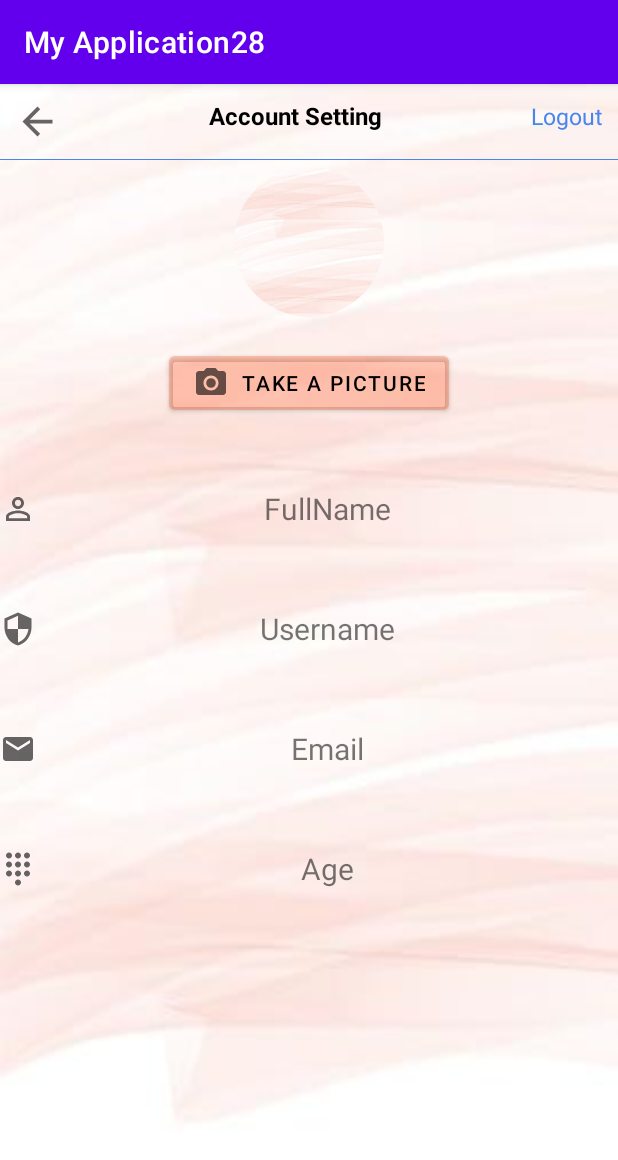
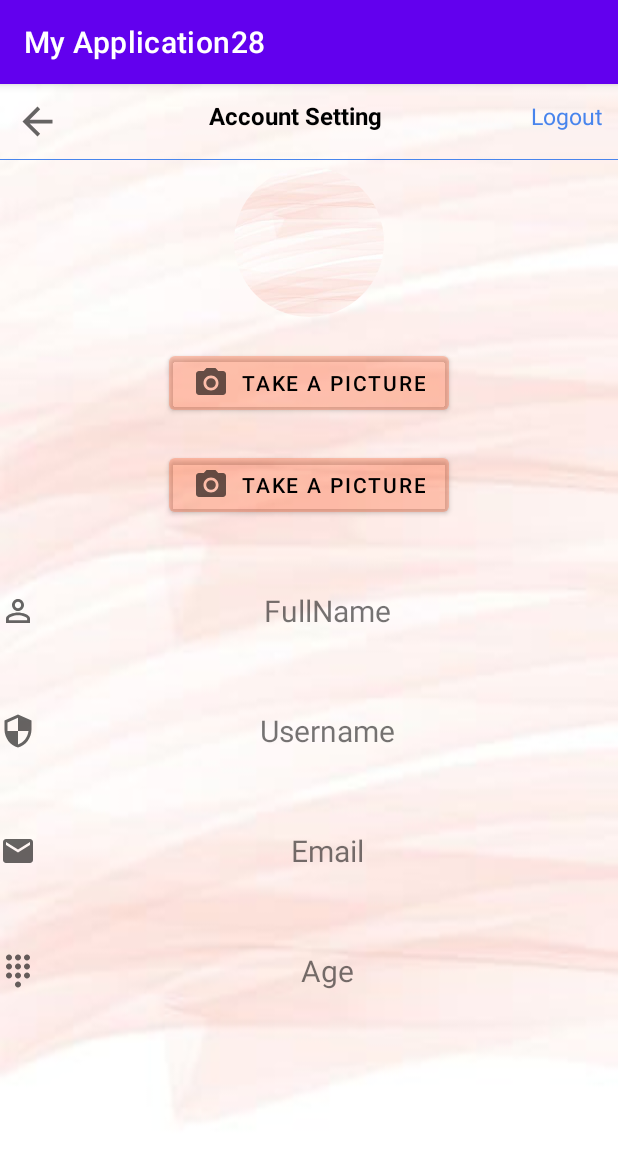
Before and after one commit to rustomamal06/My_Application28, an Android app: the DetailsActivity screen opened directly, with no data from a screen before it, on a phone screen of 412 x 824 dp. Shown: the top 1160 px of the screen. Run offline under Robolectric (Android 15) with nearby library versions, the phone set to English and light mode, and no system bars; our stand-ins replace Firebase (no records; nobody signed in at launch, a user with empty details on screens opened directly); plain views replace CircularImageView; Roboto replaces fonts that are not available here.

Commit message:
add image

```diff
--- a/app/src/main/java/com/example/myapplication28/DetailsActivity.java
+++ b/app/src/main/java/com/example/myapplication28/DetailsActivity.java
@@ -11,6 +11,7 @@ import android.net.Uri;
 import android.os.Bundle;
 import android.provider.MediaStore;
 import android.util.Base64;
+import android.util.Log;
 import android.view.View;
 import android.widget.Button;
 import android.widget.ImageView;
@@ -24,10 +25,13 @@ import com.google.firebase.database.DatabaseReference;
 import com.google.firebase.database.FirebaseDatabase;
 import com.google.firebase.database.ValueEventListener;
 
+import java.io.ByteArrayInputStream;
 import java.io.ByteArrayOutputStream;
 import java.io.FileNotFoundException;
+import java.io.InputStream;
+import java.util.HashMap;
 
-public class DetailsActivity extends AppCompatActivity {
+public class DetailsActivity extends AppCompatActivity implements View.OnClickListener {
 private TextView fullname;
     private TextView email;
     private TextView age;
@@ -37,12 +41,13 @@ private TextView fullname;
 private FirebaseDatabase database=FirebaseDatabase.getInstance("https://amal-s-project-default-rtdb.europe-west1.firebasedatabase.app/");
    private FirebaseAuth mAuth =FirebaseAuth.getInstance();
    private FirebaseUser user= mAuth.getCurrentUser();
+    private DatabaseReference myRef = database.getReference("profiles/"+user.getUid());
     private static final int CAMERA_REQUEST = 0;
     private static final int GALLERY_REQUEST = 1;
     //attributes
     private Button buttonCamera, buttonGallery;
     private ImageView imageViewProfile;
-private     DatabaseReference myRef = database.getReference("user/" + user.getUid());
+
 
     //for picture of camera
     private Bitmap picture;
@@ -51,14 +56,29 @@ private     DatabaseReference myRef = database.getReference("user/" + user.getUi
     protected void onCreate(Bundle savedInstanceState) {
         super.onCreate(savedInstanceState);
         setContentView(R.layout.activity_details);
-        fullname=findViewById(R.id.fullname);
+        fullname=findViewById(R.id.fullname1);
+        email=findViewById(R.id.email);
+        username=findViewById(R.id.username);
+       age=findViewById(R.id.age);
+    //gets reference for the design components
+    buttonCamera=findViewById(R.id.buttonCamera);
+    buttonCamera.setOnClickListener(this);
+
+    buttonGallery=findViewById(R.id.buttonGallery);
+    buttonGallery.setOnClickListener(this);
+
+    imageViewProfile=findViewById(R.id.imageViewProfile);
     myRef.addValueEventListener(new ValueEventListener() {
         @Override
         public void onDataChange(@NonNull DataSnapshot snapshot) {
             for (DataSnapshot dataSnapshot : snapshot.getChildren()) {
                 User u = dataSnapshot.getValue(User.class);
+                Log.i("Profile111","user"+u+"Id"+user.getUid()+"u"+u.getFullname()+u.getUsername()+ u.getUsername()+ u.getAge());
                 updateUserData(new User(u.getFullname(), u.getGmail(), u.getUsername(), u.getAge()));
+           saveImage(picture);
+           StringToBitMap(image);
             }
+
         }
 
 
@@ -67,19 +87,15 @@ private     DatabaseReference myRef = database.getReference("user/" + user.getUi
 
         }
     });
-    //gets reference for the design components
-    buttonCamera=findViewById(R.id.buttonCamera);
-    buttonCamera.setOnClickListener((View.OnClickListener) this);
 
-    buttonGallery=findViewById(R.id.buttonGallery);
-    buttonGallery.setOnClickListener((View.OnClickListener) this);
-
-    imageViewProfile=findViewById(R.id.imageViewProfile);
 
 
     }
     private void updateUserData(User user){
        fullname.setText(user.getFullname());
+       email.setText(user.getGmail());
+       username.setText(user.getUsername());
+       age.setText(user.getAge());
 
     }
 
@@ -89,6 +105,9 @@ private     DatabaseReference myRef = database.getReference("user/" + user.getUi
         bitmap.compress(Bitmap.CompressFormat.PNG,100, baos);
         byte [] arr=baos.toByteArray();
         image= Base64.encodeToString(arr, Base64.DEFAULT);
+        HashMap<String, Object> values = new HashMap<>();
+        values.put("image", image);
+        myRef.updateChildren(values);
     }
 
     public void onClick(View view) {
@@ -101,7 +120,18 @@ private     DatabaseReference myRef = database.getReference("user/" + user.getUi
         }
     }
 
+    public Bitmap StringToBitMap(String image){
+        try{
+            byte [] encodeByte= Base64.decode(image,Base64.DEFAULT);
 
+            InputStream inputStream  = new ByteArrayInputStream(encodeByte);
+            Bitmap bitmap  = BitmapFactory.decodeStream(inputStream);
+            return bitmap;
+        }catch(Exception e){
+            e.getMessage();
+            return null;
+        }
+    }
     @Override
     protected void onActivityResult(int requestCode, int resultCode, @Nullable Intent data) {
         super.onActivityResult(requestCode, resultCode, data);
@@ -111,7 +141,6 @@ private     DatabaseReference myRef = database.getReference("user/" + user.getUi
                 //set image captured to be the new image
                 imageViewProfile.setImageBitmap(picture);
                 saveImage(picture);
-                myRef.se
 
             }
         }else{
--- a/app/src/main/java/com/example/myapplication28/FirstActivity.java
+++ b/app/src/main/java/com/example/myapplication28/FirstActivity.java
@@ -39,12 +39,12 @@ public class FirstActivity extends AppCompatActivity {
     }
 
     public void Submit2(View view) {
-        Intent intent= new Intent(this,SetTimeActivity.class) ;
+        Intent intent= new Intent(this,SignUPActivity.class) ;
         startActivity(intent);
     }
 
     public void Submit3(View view) {
-        Intent intent= new Intent(this,NotesActivity.class) ;
+        Intent intent= new Intent(this,DetailsActivity.class) ;
         startActivity(intent);
     }
 
--- a/app/src/main/java/com/example/myapplication28/MainActivity.java
+++ b/app/src/main/java/com/example/myapplication28/MainActivity.java
@@ -117,7 +117,7 @@ public void login(String email,String password)
                         // Sign in success, update UI with the signed-in user's information
                         Log.d(TAG, "signInWithEmail:success");
                         FirebaseUser user = mAuth.getCurrentUser();
-                      Intent i =new Intent(MainActivity.this,NotesActivity.class);
+                      Intent i =new Intent(MainActivity.this,DetailsActivity.class);
                       startActivity(i);
                     } else {
                         // If sign in fails, display a message to the user.
--- a/app/src/main/java/com/example/myapplication28/SignUPActivity.java
+++ b/app/src/main/java/com/example/myapplication28/SignUPActivity.java
@@ -59,7 +59,11 @@ public class SignUPActivity extends AppCompatActivity {
                             DatabaseReference myRef=database.getReference("profiles/"+user.getUid());
                             String key=myRef.push().getKey();
                             User u1=new User(editTextfullname.getText().toString(),email,editTextUsername.getText().toString(),editTextAge.getText().toString());
-                            Intent i=new Intent(SignUPActivity.this,SetTimeActivity.class);
+                            u1.setKey(key);
+                            myRef=database.getReference("profiles/"+user.getUid()+"/"+key);
+                            myRef.setValue(u1);
+
+                            Intent i=new Intent(SignUPActivity.this,DetailsActivity.class);
                             startActivity(i);
                         } else {
                             // If sign in fails, display a message to the user.
--- a/app/src/main/java/com/example/myapplication28/User.java
+++ b/app/src/main/java/com/example/myapplication28/User.java
@@ -19,7 +19,6 @@ public class User {
         this.gmail = gmail;
         this.username = username;
         this.age = age;
-        this.key=key;
     }
 
     public User() {
--- a/app/src/main/res/layout/activity_details.xml
+++ b/app/src/main/res/layout/activity_details.xml
@@ -33,8 +33,18 @@
             android:text="Take a Picture"
             android:textColor="@color/black"></Button>
 
+        <Button
+            android:id="@+id/buttonGallery"
+            android:layout_width="wrap_content"
+            android:layout_height="wrap_content"
+            android:layout_marginTop="20dp"
+            android:backgroundTint="#2AFF5722"
+            android:drawableLeft="@drawable/ic_camera"
+            android:text="Take a Picture"
+            android:textColor="@color/black"></Button>
 
         <TextView
+            android:id="@+id/fullname1"
             android:layout_width="match_parent"
             android:layout_height="40dp"
             android:layout_marginTop="40dp"
@@ -44,6 +54,7 @@
             android:textSize="20dp"></TextView>
 
         <TextView
+            android:id="@+id/username"
             android:layout_width="match_parent"
             android:layout_height="40dp"
             android:layout_marginTop="40dp"
@@ -53,7 +64,7 @@
             android:textSize="20dp"></TextView>
 
         <TextView
-            android:id="@+id/fullname"
+            android:id="@+id/email"
             android:layout_width="match_parent"
             android:layout_height="40dp"
             android:layout_marginTop="40dp"
@@ -63,6 +74,7 @@
             android:textSize="20dp"></TextView>
 
         <TextView
+            android:id="@+id/age"
             android:layout_width="match_parent"
             android:layout_height="40dp"
             android:layout_marginTop="40dp"
```
